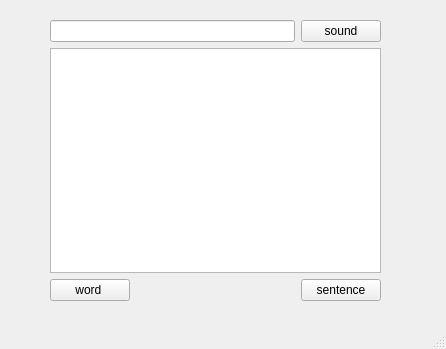
The window that OnlineTranslation/mainwindow.ui (yuuki2022/Translation) describes before a commit, drawn with Qt 5.
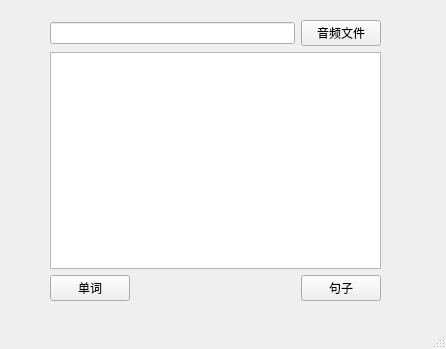
The same window after the commit.

```diff
--- a/OnlineTranslation/mainwindow.ui
+++ b/OnlineTranslation/mainwindow.ui
@@ -47,7 +47,7 @@
          <item>
           <widget class="QPushButton" name="sound">
            <property name="text">
-            <string>sound</string>
+            <string>音频文件</string>
            </property>
           </widget>
          </item>
@@ -63,7 +63,7 @@
        <item>
         <widget class="QPushButton" name="wordButton">
          <property name="text">
-          <string>word </string>
+          <string>单词</string>
          </property>
         </widget>
        </item>
@@ -83,7 +83,7 @@
        <item>
         <widget class="QPushButton" name="sentenceButton">
          <property name="text">
-          <string>sentence</string>
+          <string>句子</string>
          </property>
         </widget>
        </item>
```
